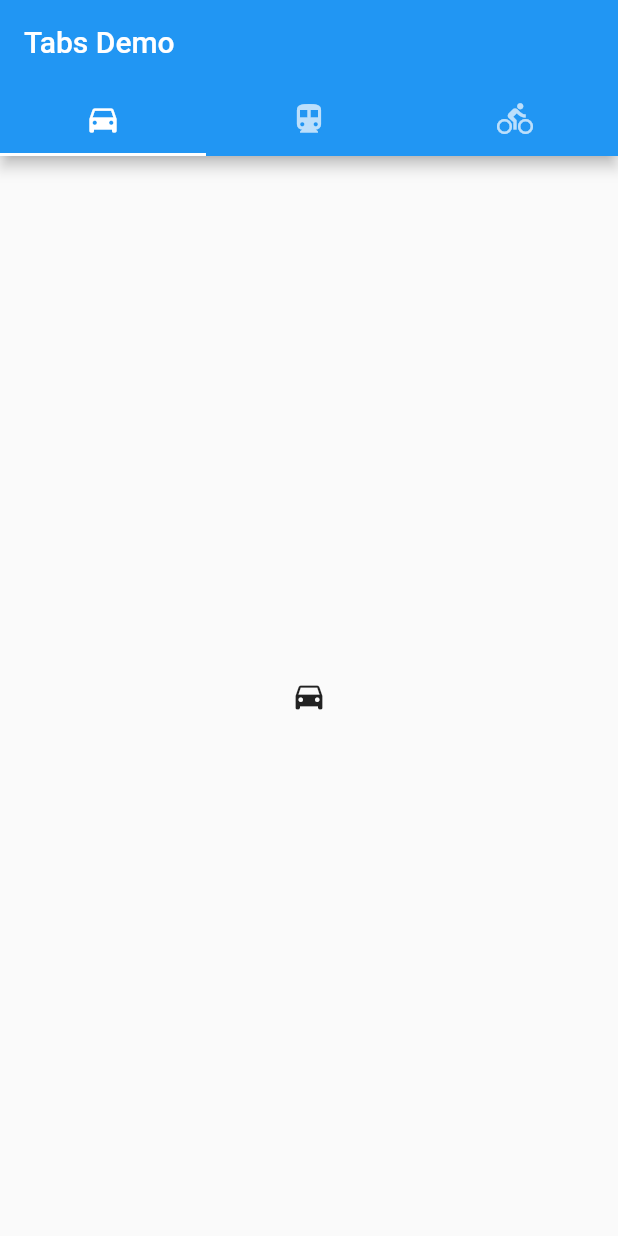
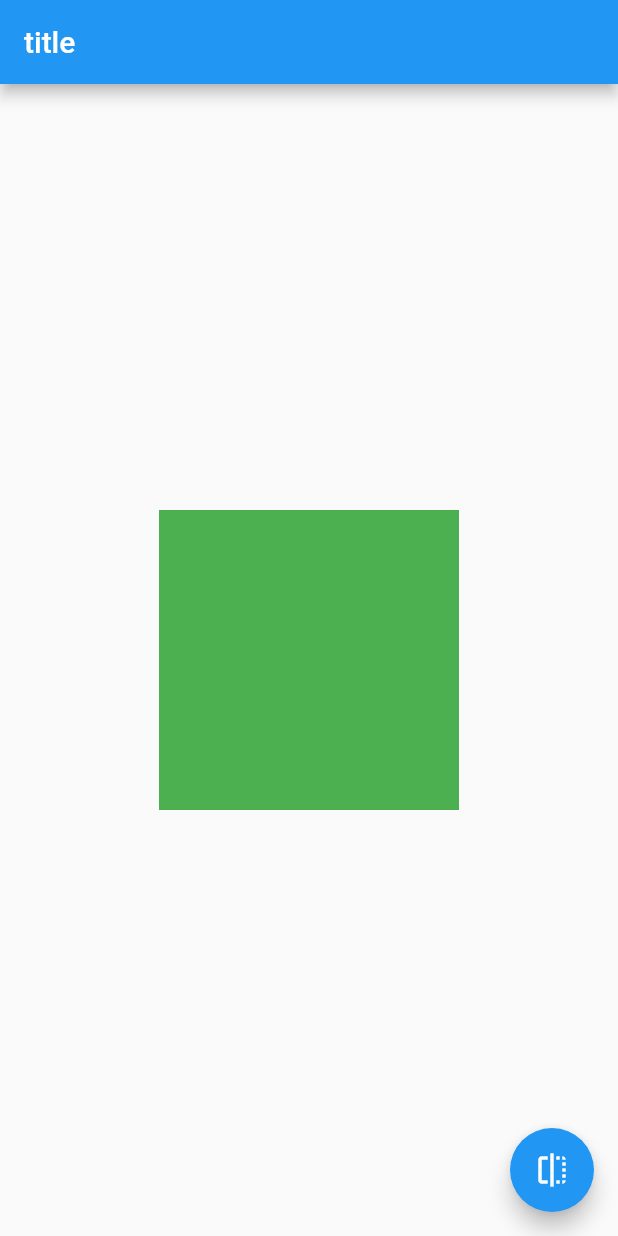
Before and after one commit to Yoonwoojae/tutorial_flutter, a Flutter app: the screen it shows after launch, on a phone screen of 412 x 824 dp. Run offline on Flutter 3.47's test engine with Material 2 defaults, Android fonts, the phone set to English and light mode, and no system bars; our stand-ins replace font_awesome_flutter.

Commit message:
AnimatedOpacity 추가

```diff
--- /dev/null
+++ b/lib/animated_opacity.dart
@@ -0,0 +1,43 @@
+import 'package:flutter/material.dart';
+
+class AnimatedOpacity1 extends StatefulWidget {
+  @override
+  _AnimatedOpacity1State createState() => _AnimatedOpacity1State();
+}
+
+class _AnimatedOpacity1State extends State<AnimatedOpacity1> {
+  bool _visible = true;
+  @override
+  Widget build(BuildContext context) {
+    return Scaffold(
+      appBar: AppBar(
+        title: Text('title'),
+      ),
+      body: Center(
+        child: AnimatedOpacity(
+          // If the widget is visible, animate to 0.0 (invisible).
+          // If the widget is hidden, animate to 1.0 (fully visible).
+          opacity: _visible ? 1.0 : 0.0,
+          duration: Duration(milliseconds: 500),
+          // The green box must be a child of the AnimatedOpacity widget.
+          child: Container(
+            width: 200.0,
+            height: 200.0,
+            color: Colors.green,
+          ),
+        ),
+      ),
+      floatingActionButton: FloatingActionButton(
+        onPressed: () {
+          // Call setState. This tells Flutter to rebuild the
+          // UI with the changes.
+          setState(() {
+            _visible = !_visible;
+          });
+        },
+        tooltip: 'Toggle Opacity',
+        child: Icon(Icons.flip),
+      ), // This trailing comma makes auto-formatting nicer for build methods.
+    );
+  }
+}
--- a/lib/main.dart
+++ b/lib/main.dart
@@ -5,6 +5,7 @@ import 'layout_tutorial.dart';
 import 'snack_bar_1.dart';
 import 'orientation_list.dart';
 import 'tab_controller.dart';
+import 'animated_opacity.dart';
 
 void main() => runApp(MyApp());
 
@@ -18,7 +19,7 @@ class MyApp extends StatelessWidget {
         primarySwatch: Colors.blue,
       ),
       //home: LayoutTutorial(),
-      home: TabController1(),
+      home: AnimatedOpacity1(),
     );
   }
 }
```
